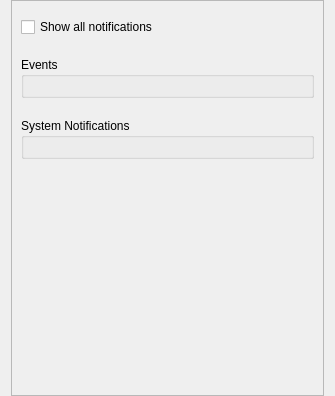
Before: the Qt Designer form vms/client/nx_vms_client_desktop/src/ui/widgets/local_settings/popup_settings_widget.ui in networkoptix/nx_open, drawn with Qt 5.
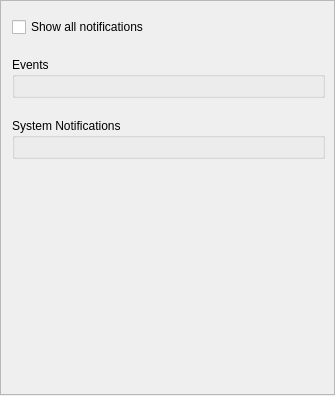
After: the same form once the commit is applied. Custom widgets are drawn as their Qt base class.

Commit message: VMS-35718: Add an information banner to Notification page in the Local Settings

Diff of the .ui file:
```diff
--- a/vms/client/nx_vms_client_desktop/src/ui/widgets/local_settings/popup_settings_widget.ui
+++ b/vms/client/nx_vms_client_desktop/src/ui/widgets/local_settings/popup_settings_widget.ui
@@ -11,9 +11,18 @@
    </rect>
   </property>
   <layout class="QVBoxLayout" name="verticalLayout">
+   <property name="spacing">
+    <number>1</number>
+   </property>
+   <property name="leftMargin">
+    <number>0</number>
+   </property>
    <property name="topMargin">
     <number>0</number>
    </property>
+   <property name="rightMargin">
+    <number>0</number>
+   </property>
    <property name="bottomMargin">
     <number>0</number>
    </property>
@@ -33,8 +42,8 @@
        <rect>
         <x>0</x>
         <y>0</y>
-        <width>315</width>
-        <height>148</height>
+        <width>333</width>
+        <height>172</height>
        </rect>
       </property>
       <property name="sizePolicy">
@@ -47,9 +56,15 @@
        <property name="spacing">
         <number>20</number>
        </property>
+       <property name="leftMargin">
+        <number>11</number>
+       </property>
        <property name="topMargin">
         <number>16</number>
        </property>
+       <property name="bottomMargin">
+        <number>16</number>
+       </property>
        <item>
         <widget class="QCheckBox" name="showAllCheckBox">
          <property name="text">
@@ -83,8 +98,19 @@
      </widget>
     </widget>
    </item>
+   <item>
+    <widget class="nx::vms::client::desktop::MessageBar" name="deprecationMessageBar" native="true"/>
+   </item>
   </layout>
  </widget>
+ <customwidgets>
+  <customwidget>
+   <class>nx::vms::client::desktop::MessageBar</class>
+   <extends>QWidget</extends>
+   <header location="global">nx/vms/client/desktop/common/widgets/control_bars.h</header>
+   <container>1</container>
+  </customwidget>
+ </customwidgets>
  <resources/>
  <connections/>
 </ui>
```
The commit also changes 2 other files.
